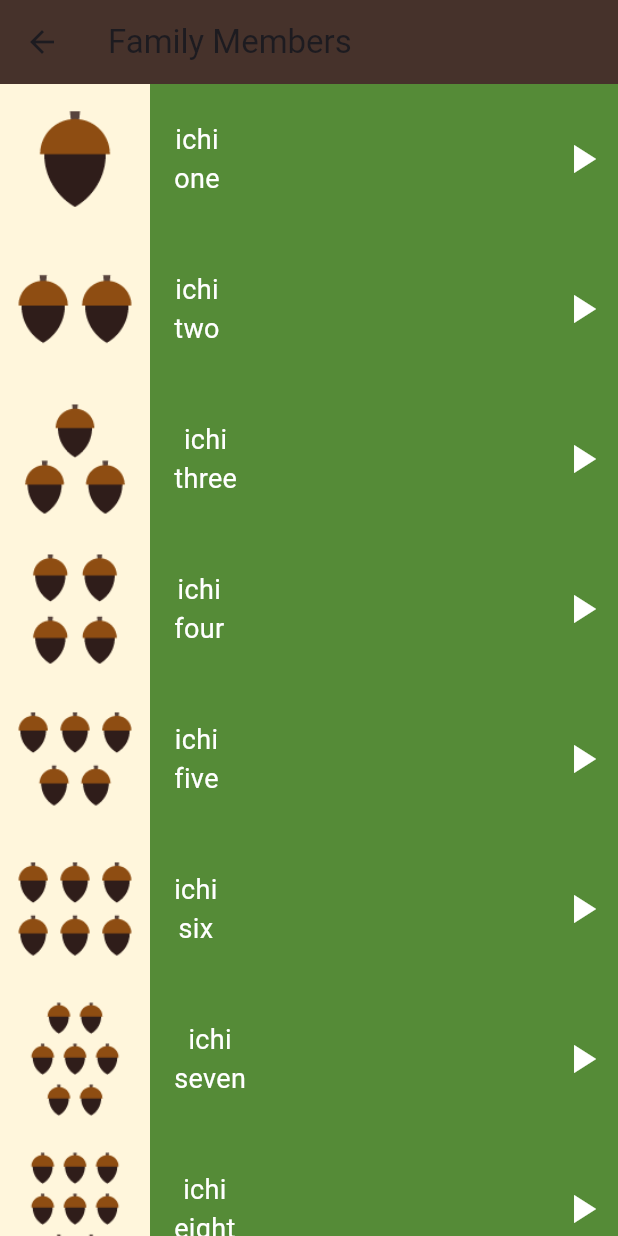
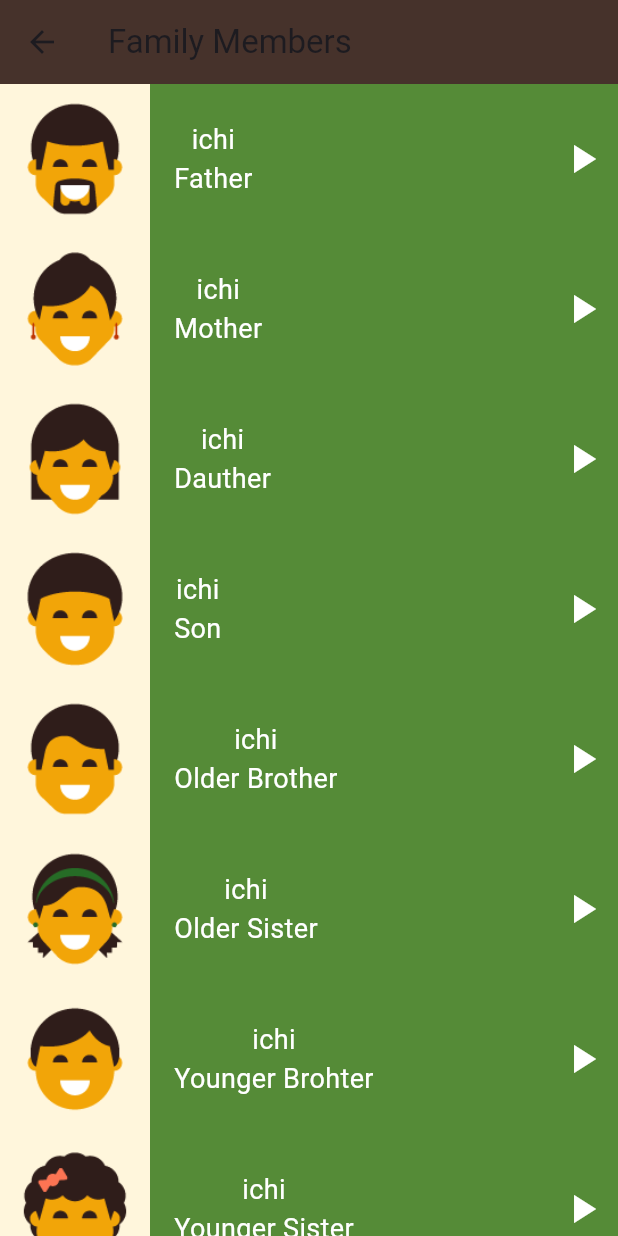
Before and after one commit to MohamedJamaal/Language-App, a Flutter app: the FamilyMembersPage screen opened directly, on a phone screen of 412 x 824 dp. Run offline on Flutter 3.47's test engine with Material 3 defaults, Android fonts, the phone set to English and light mode, and no system bars.

Commit message:
family members page

```diff
--- a/japanes_app/lib/components/numbersWidget.dart
+++ b/japanes_app/lib/components/numbersWidget.dart
@@ -4,7 +4,7 @@ import 'package:japanes_app/models/numbers.dart';
 
 class NumbersWidget extends StatelessWidget {
   const NumbersWidget({super.key, required this.numbers, required this.color});
-  final Number numbers;
+  final ItemModel numbers;
   final Color color;
 
   @override
--- a/japanes_app/lib/models/numbers.dart
+++ b/japanes_app/lib/models/numbers.dart
@@ -1,9 +1,9 @@
-class Number {
+class ItemModel {
   final String sound;
   final String image;
   final String jpName;
   final String enName;
-  const Number(
+  const ItemModel(
       {required this.sound,
       required this.image,
       required this.jpName,
--- a/japanes_app/lib/screens/family_members.dart
+++ b/japanes_app/lib/screens/family_members.dart
@@ -5,58 +5,58 @@ import 'package:japanes_app/models/numbers.dart';
 class FamilyMembersPage extends StatelessWidget {
   const FamilyMembersPage({super.key});
 
-  final List<Number> numbers = const [
-    Number(
-      sound: 'audio/numbers/number_one_sound.mp3',
-      image: 'assets/images/numbers/number_one.png',
+  final List<ItemModel> numbers = const [
+    ItemModel(
+      sound: 'audio/family_members/father.wav',
+      image: 'assets/images/family_members/family_father.png',
       jpName: 'ichi',
-      enName: 'one',
+      enName: 'Father',
     ),
-    Number(
-        sound: 'audio/numbers/number_two_sound.mp3',
-        image: 'assets/images/numbers/number_two.png',
+    ItemModel(
+        sound: 'audio/family_members/mather.wav',
+        image: 'assets/images/family_members/family_mother.png',
         jpName: 'ichi',
-        enName: 'two'),
-    Number(
-        sound: 'audio/numbers/number_three_sound.mp3',
-        image: 'assets/images/numbers/number_three.png',
+        enName: 'Mother'),
+    ItemModel(
+        sound: 'audio/family_members/daughter.wav',
+        image: 'assets/images/family_members/family_daughter.png',
         jpName: 'ichi',
-        enName: 'three'),
-    Number(
-        sound: 'audio/numbers/number_four_sound.mp3',
-        image: 'assets/images/numbers/number_four.png',
+        enName: 'Dauther'),
+    ItemModel(
+        sound: 'audio/family_members/son.wav',
+        image: 'assets/images/family_members/family_son.png',
         jpName: 'ichi',
-        enName: 'four'),
-    Number(
-        sound: 'audio/numbers/number_five_sound.mp3',
-        image: 'assets/images/numbers/number_five.png',
+        enName: 'Son'),
+    ItemModel(
+        sound: 'audio/family/older brother.wav',
+        image: 'assets/images/family_members/family_older_brother.png',
         jpName: 'ichi',
-        enName: 'five'),
-    Number(
-        sound: 'audio/numbers/number_six_sound.mp3',
-        image: 'assets/images/numbers/number_six.png',
+        enName: 'Older Brother'),
+    ItemModel(
+        sound: 'audio/family/older sister.wav',
+        image: 'assets/images/family_members/family_older_sister.png',
         jpName: 'ichi',
-        enName: 'six'),
-    Number(
-        sound: 'audio/numbers/number_seven_sound.mp3',
-        image: 'assets/images/numbers/number_seven.png',
+        enName: 'Older Sister'),
+    ItemModel(
+        sound: 'audio/family/younger brohter.wav',
+        image: 'assets/images/family_members/family_younger_brother.png',
         jpName: 'ichi',
-        enName: 'seven'),
-    Number(
-        sound: 'audio/numbers/number_eight_sound.mp3',
-        image: 'assets/images/numbers/number_eight.png',
+        enName: 'Younger Brohter'),
+    ItemModel(
+        sound: 'audio/family/younger brohter.wav',
+        image: 'assets/images/family_members/family_younger_sister.png',
         jpName: 'ichi',
-        enName: 'eight'),
-    Number(
-        sound: 'audio/numbers/number_nine_sound.mp3',
-        image: 'assets/images/numbers/number_nine.png',
+        enName: 'Younger Sister'),
+    ItemModel(
+        sound: 'audio/family_members/grand father.wav',
+        image: 'assets/images/family_members/family_grandfather.png',
         jpName: 'ichi',
-        enName: 'nine'),
-    Number(
-        sound: 'audio/numbers/number_ten_sound.mp3',
-        image: 'assets/images/numbers/number_ten.png',
+        enName: 'Grand Father'),
+    ItemModel(
+        sound: 'audio/family/grand mother.wav',
+        image: 'assets/images/family_members/grand_mother.png',
         jpName: 'ichi',
-        enName: 'ten'),
+        enName: 'Grand Mother'),
   ];
 
   @override
```
Also changed, not shown: japanes_app/lib/screens/numbers_page.dart (+20 -20 lines).
